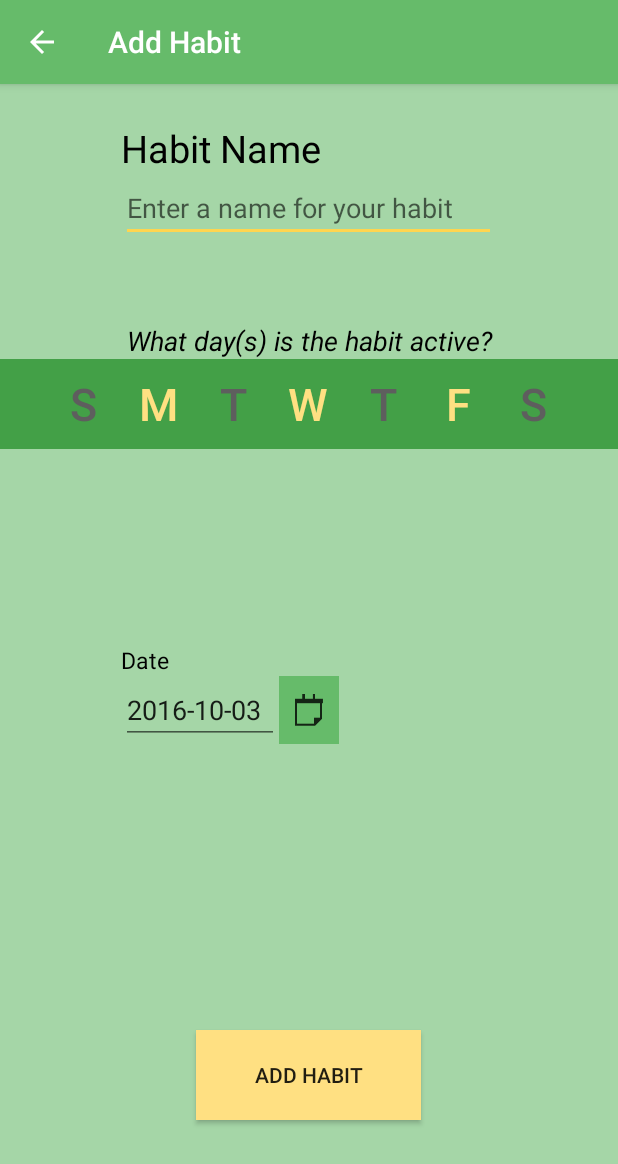
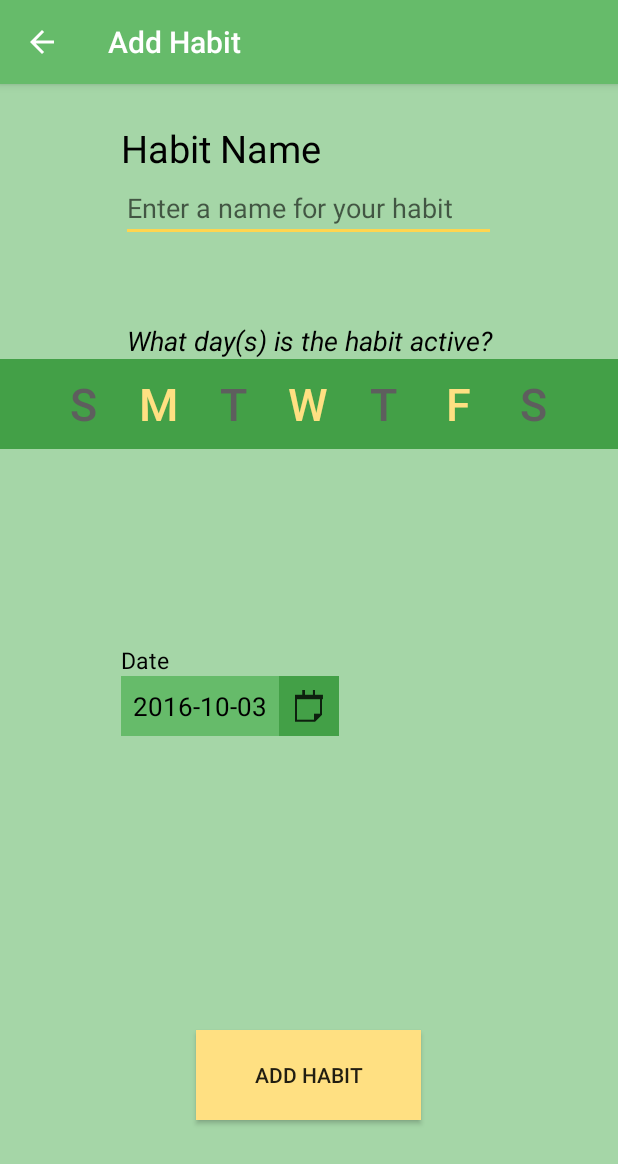
Before and after one commit to Hreherch/Habit-Tracker, an Android app: the AddHabitActivity screen opened directly, with no data from a screen before it, on a phone screen of 412 x 824 dp. Shown: the top 1164 px of the screen. Run offline under Robolectric (Android 15) with nearby library versions, the phone set to English and light mode, and no system bars.

Commit message:
Can no longer type habit startDate (only use CalenderPicker)
Also implemented Calender Picker

```diff
--- a/app/src/main/java/me/bennhart/hreherch_habittracker/CompletionTracker.java
+++ b/app/src/main/java/me/bennhart/hreherch_habittracker/CompletionTracker.java
@@ -70,6 +70,9 @@ public class CompletionTracker {
                              + getToday.getDateFormat();
             throw new IllegalArgumentException( message );
         }
+
+        String[] splitDate = date.split( "-" );
+
     }
 
     public void addCompletion( String date ) {
--- a/app/src/main/java/me/bennhart/hreherch_habittracker/Habit.java
+++ b/app/src/main/java/me/bennhart/hreherch_habittracker/Habit.java
@@ -51,7 +51,7 @@ public class Habit implements Comparable<Habit> {
         try {
             this.completionTracker = new CompletionTracker(date);
         } catch (IllegalArgumentException e) {
-            throw new IllegalArgumentException( "Invalid date (must be today or before today)." );
+            throw new IllegalArgumentException( "Invalid date (must be today or before today) or format (yyyy-MM-dd)." );
         }
     }
 
--- a/app/src/main/res/layout/activity_add_habit.xml
+++ b/app/src/main/res/layout/activity_add_habit.xml
@@ -156,12 +156,16 @@
         android:layout_centerVertical="true"
         android:layout_alignStart="@+id/editText_habitName" />
 
-    <EditText
+    <TextView
         android:layout_width="105dp"
-        android:layout_height="wrap_content"
-        android:inputType="date"
+        android:layout_height="40dp"
         android:ems="10"
+        android:textSize="17sp"
+        android:gravity="center"
+        android:background="@color/colorPrimary"
+        android:textColor="@color/black"
         android:hint="yyyy-mm-dd"
+        android:onClick="toastDateChange"
         android:maxLines="1"
         android:maxLength="10"
         android:id="@+id/editText_date"
@@ -180,6 +184,7 @@
         android:layout_marginBottom="77dp" />
 
     <ImageButton
+        android:contentDescription="A calendar"
         android:layout_width="40dp"
         android:layout_height="50dp"
         android:id="@+id/imageButton_calendar"
@@ -187,7 +192,7 @@
         android:layout_alignTop="@+id/editText_date"
         android:layout_toEndOf="@+id/editText_date"
         android:layout_alignBottom="@+id/editText_date"
-        android:background="@color/colorPrimary"
-        android:onClick="summonCalendar" />
+        android:background="@color/colorPrimaryDark"
+        android:onClick="calendarDialogue" />
 
 </RelativeLayout>
```
Also changed, not shown: app/src/main/java/me/bennhart/hreherch_habittracker/AddHabitActivity.java (+51 -4 lines), 1 other file.
